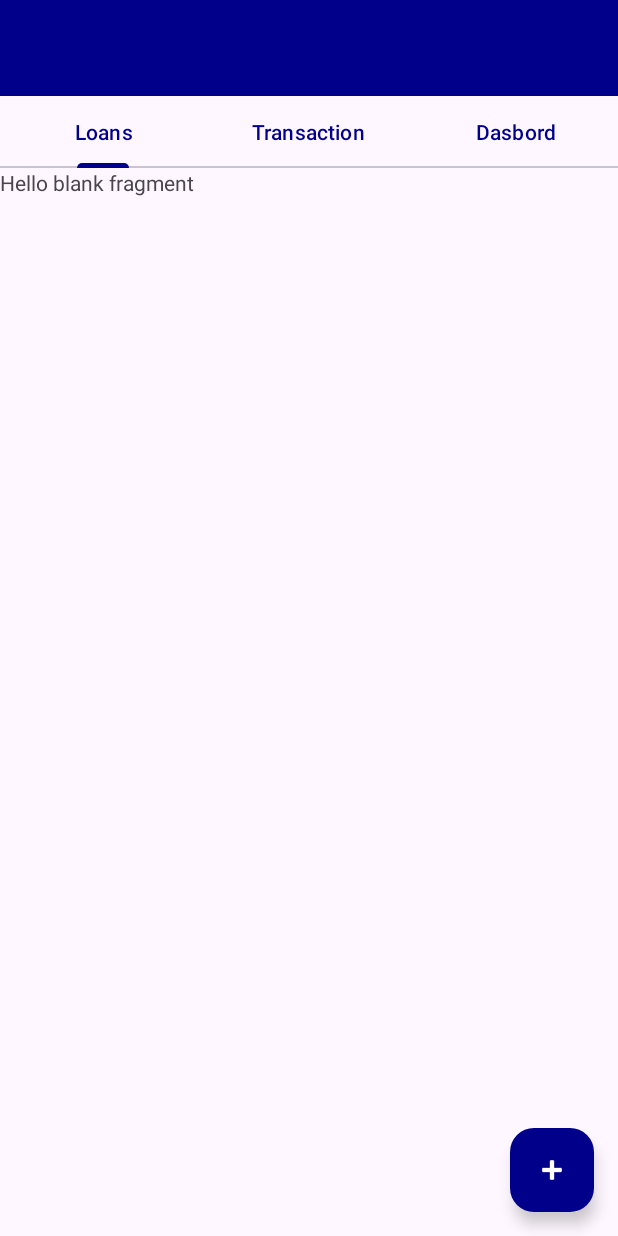
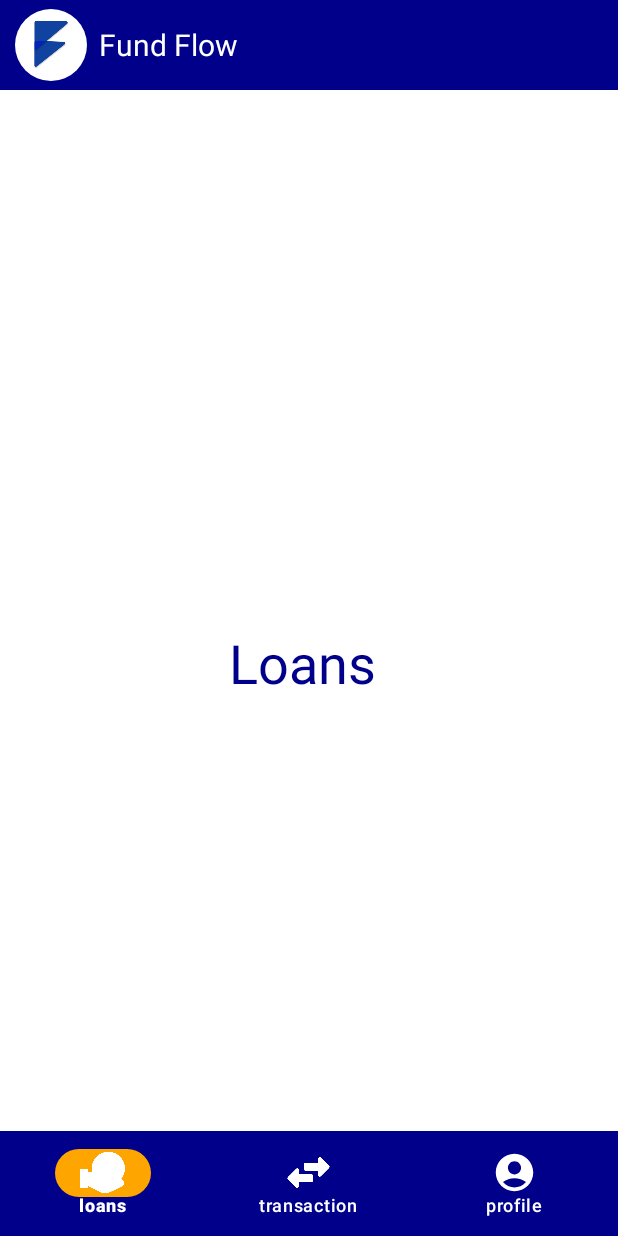
Before and after one commit to MayurJadhav1212/Mayuu, an Android app: the UserHomeActivity screen opened directly, with no data from a screen before it, on a phone screen of 412 x 824 dp. Run offline under Robolectric (Android 15) with nearby library versions, the phone set to English and light mode, and no system bars.

Commit message:
1 UserHomeActivity 2.profile,loans,transaction fragment

```diff
--- a/app/src/main/AndroidManifest.xml
+++ b/app/src/main/AndroidManifest.xml
@@ -11,7 +11,7 @@
         android:label="@string/app_name"
         android:roundIcon="@mipmap/ic_launcher_round"
         android:supportsRtl="true"
-        android:theme="@style/Theme.FundFlow"
+        android:theme="@style/Base.Theme.FundFlow"
         tools:targetApi="31">
 
         <activity
--- a/app/src/main/java/com/example/fundflow/UserHomeActivity.kt
+++ b/app/src/main/java/com/example/fundflow/UserHomeActivity.kt
@@ -1,79 +1,54 @@
-//package com.example.fundflow
-//
-//import android.os.Bundle
-//import androidx.activity.enableEdgeToEdge
-//import androidx.appcompat.app.AppCompatActivity
-//import androidx.core.view.ViewCompat
-//import androidx.core.view.WindowInsetsCompat
-//
-//class UserHomeActivity : AppCompatActivity() {
-//    override fun onCreate(savedInstanceState: Bundle?) {
-//        super.onCreate(savedInstanceState)
-//        enableEdgeToEdge()
-//        setContentView(R.layout.activity_user_home)
-//        ViewCompat.setOnApplyWindowInsetsListener(findViewById(R.id.main)) { v, insets ->
-//            val systemBars = insets.getInsets(WindowInsetsCompat.Type.systemBars())
-//            v.setPadding(systemBars.left, systemBars.top, systemBars.right, systemBars.bottom)
-//            insets
-//        }
-//    }
-//}
 package com.example.fundflow
 
 import android.os.Bundle
+import androidx.activity.enableEdgeToEdge
 import androidx.appcompat.app.AppCompatActivity
-import android.widget.Toast
+import androidx.core.view.ViewCompat
+import androidx.core.view.WindowInsetsCompat
 import androidx.fragment.app.Fragment
-import androidx.viewpager2.adapter.FragmentStateAdapter
-import androidx.viewpager2.widget.ViewPager2
-import com.google.android.material.floatingactionbutton.FloatingActionButton
-import com.google.android.material.tabs.TabLayout
-import com.google.android.material.tabs.TabLayoutMediator
+import com.google.android.material.bottomnavigation.BottomNavigationView
+
 
 class UserHomeActivity : AppCompatActivity() {
 
-    private lateinit var tabLayout: TabLayout
-    private lateinit var viewPager: ViewPager2
-    private lateinit var fab: FloatingActionButton
+    private  lateinit var bottomNavigationView: BottomNavigationView
 
     override fun onCreate(savedInstanceState: Bundle?) {
         super.onCreate(savedInstanceState)
-        setContentView(R.layout.activity_finance_home)
+        enableEdgeToEdge()
+        setContentView(R.layout.activity_user_home)
 
-        // Initializing Views
-        tabLayout = findViewById(R.id.tabLayout)
-        viewPager = findViewById(R.id.viewPager)
-        fab = findViewById(R.id.fab)
 
-        // Set up the ViewPager with the FragmentAdapter
-        viewPager.adapter = object : FragmentStateAdapter(this) {
-            override fun getItemCount(): Int = 3  // Three tabs: All, Received, Pending
-            override fun createFragment(position: Int): Fragment {
-                return when (position) {
-                    0 -> LoansFragment()     // All transactions
-                    1 -> TransactionFragment()  // Received transactions
-                    2 -> DashbordFragment()   // Pending transactions
-                    else -> AllFragment() // Default
+
+        bottomNavigationView= findViewById(R.id.bottom_navigation)
+
+        bottomNavigationView.setOnItemSelectedListener {  menuItem ->
+            when(menuItem.itemId){
+                R.id.bottom_loans ->{
+                    replaceFragment(LoansFragment())
+                    true
                 }
+                R.id.bottom_transaction ->{
+                    replaceFragment(TransactionFragment())
+                    true
+                }
+                R.id.bottom_profile ->{
+                    replaceFragment(ProfileFragment())
+                    true
+                }
+                else -> false
             }
         }
+replaceFragment(LoansFragment())
 
-        // Connecting the TabLayout with the ViewPager2
-        TabLayoutMediator(tabLayout, viewPager) { tab, position ->
-            when (position) {
-                0 -> tab.text = "Loans"
-                1 -> tab.text = "Transaction"
-                2 -> tab.text = "Dasbord"
-            }
-        }.attach()
+        ViewCompat.setOnApplyWindowInsetsListener(findViewById(R.id.main)) { v, insets ->
+            val systemBars = insets.getInsets(WindowInsetsCompat.Type.systemBars())
+            v.setPadding(systemBars.left, systemBars.top, systemBars.right, systemBars.bottom)
+            insets
+        }
 
-        // Handling Floating Action Button (FAB) click
-        fab.setOnClickListener {
-            when (viewPager.currentItem) {
-                0 -> Toast.makeText(this, "New Transaction", Toast.LENGTH_SHORT).show()
-                1 -> Toast.makeText(this, "Add Received Transaction", Toast.LENGTH_SHORT).show()
-                2 -> Toast.makeText(this, "Add Pending Transaction", Toast.LENGTH_SHORT).show()
-            }
-        }
+    }
+    private fun replaceFragment(fragment: Fragment){
+        supportFragmentManager.beginTransaction().replace(R.id.frame_container, fragment).commit()
     }
 }
--- /dev/null
+++ b/app/src/main/res/drawable/circular_shape.xml
@@ -0,0 +1,6 @@
+<?xml version="1.0" encoding="utf-8"?>
+    <shape xmlns:android="http://schemas.android.com/apk/res/android">
+        <solid android:color="@android:color/white" />
+        <size android:width="48dp" android:height="48dp" />
+        <corners android:radius="24dp" />
+    </shape>
--- a/app/src/main/res/layout/activity_user_home.xml
+++ b/app/src/main/res/layout/activity_user_home.xml
@@ -1,5 +1,6 @@
 <?xml version="1.0" encoding="utf-8"?>
-<androidx.constraintlayout.widget.ConstraintLayout xmlns:android="http://schemas.android.com/apk/res/android"
+<androidx.constraintlayout.widget.ConstraintLayout
+    xmlns:android="http://schemas.android.com/apk/res/android"
     xmlns:app="http://schemas.android.com/apk/res-auto"
     xmlns:tools="http://schemas.android.com/tools"
     android:id="@+id/main"
@@ -7,58 +8,73 @@
     android:layout_height="match_parent"
     tools:context=".UserHomeActivity">
 
+    <com.google.android.material.appbar.AppBarLayout
+        android:id="@+id/appBarLayout2"
+        android:layout_width="match_parent"
+        android:layout_height="wrap_content"
+        android:background="@color/blue"
+        tools:ignore="MissingConstraints">
 
-    <com.google.android.material.appbar.AppBarLayout
-        android:id="@+id/appBarLayout"
-        android:layout_width="0dp"
-        android:layout_height="wrap_content"
-        app:layout_constraintTop_toTopOf="parent"
-        app:layout_constraintStart_toStartOf="parent"
-        app:layout_constraintEnd_toEndOf="parent">
-
-        <!-- Toolbar -->
-        <androidx.appcompat.widget.Toolbar
+        <com.google.android.material.appbar.MaterialToolbar
             android:id="@+id/toolbar"
             android:layout_width="match_parent"
-            android:layout_height="?attr/actionBarSize"
-            android:background="@color/blue"
-            android:title="Fund Flow"
-            app:popupTheme="@style/ThemeOverlay.MaterialComponents.Dark" />
+            android:layout_height="60dp"
+            app:titleTextColor="@color/blue"
+            app:contentInsetStart="10dp"
+            app:contentInsetLeft="0dp"
+            app:contentInsetRight="0dp"
+            app:contentInsetEnd="0dp">
 
-        <!-- TabLayout for Chats, Status, Calls -->
-        <com.google.android.material.tabs.TabLayout
-            android:id="@+id/tabLayout"
-            android:layout_width="match_parent"
-            android:layout_height="wrap_content"
-            app:tabIndicatorColor="@color/blue"
-            app:tabSelectedTextColor="@color/blue"
-            app:tabTextColor="@color/blue" />
+            <LinearLayout
+                android:layout_width="match_parent"
+                android:layout_height="match_parent"
+                android:gravity="center_vertical"
+                android:orientation="horizontal"
+                app:popupTheme="@color/blue">
+
+                <ImageView
+                    android:id="@+id/logoImageView"
+                    android:layout_width="48dp"
+                    android:layout_height="48dp"
+                    android:src="@drawable/main"
+                    android:padding="8dp"
+                    android:background="@drawable/circular_shape"
+                    android:scaleType="fitCenter" />
+
+                <TextView
+                    android:layout_width="wrap_content"
+                    android:layout_height="wrap_content"
+                    android:text="Fund Flow"
+                    android:textColor="@android:color/white"
+                    android:layout_marginStart="8dp"
+                    android:textSize="20sp" />
+            </LinearLayout>
+
+        </com.google.android.material.appbar.MaterialToolbar>
 
     </com.google.android.material.appbar.AppBarLayout>
 
-    <!-- ViewPager2 for holding the fragments -->
-    <androidx.viewpager2.widget.ViewPager2
-        android:id="@+id/viewPager"
-        android:layout_width="0dp"
+    <FrameLayout
+        android:id="@+id/frame_container"
+        android:layout_width="match_parent"
         android:layout_height="0dp"
-        app:layout_constraintTop_toBottomOf="@id/appBarLayout"
-        app:layout_constraintBottom_toTopOf="@id/fab"
+        app:layout_constraintTop_toBottomOf="@id/appBarLayout2"
+        app:layout_constraintBottom_toBottomOf="parent"
+
+        android:background="@color/white"/>
+
+    <com.google.android.material.bottomnavigation.BottomNavigationView
+        android:layout_width="match_parent"
+        android:layout_height="70dp"
+        android:id="@+id/bottom_navigation"
         app:layout_constraintStart_toStartOf="parent"
-        app:layout_constraintEnd_toEndOf="parent" />
-
-    <!-- Floating Action Button (FAB) -->
-    <com.google.android.material.floatingactionbutton.FloatingActionButton
-        android:id="@+id/fab"
-        android:layout_width="wrap_content"
-        android:layout_height="wrap_content"
-        android:layout_margin="16dp"
-        android:src="@android:drawable/ic_input_add"
+        app:layout_constraintEnd_toEndOf="parent"
         app:layout_constraintBottom_toBottomOf="parent"
-        app:layout_constraintEnd_toEndOf="parent"
-        app:backgroundTint="@color/blue"
-        app:tint="@android:color/white" />
-
-
-
+        app:menu="@menu/bottom_menu"
+        android:background="@color/blue"
+        app:itemIconTint="@color/white"
+        app:itemTextColor="@color/white"
+        app:itemIconSize="30dp"
+        app:itemActiveIndicatorStyle="@style/App.Custom.Indicator" />
 
 </androidx.constraintlayout.widget.ConstraintLayout>
--- a/app/src/main/res/layout/fragment_loans.xml
+++ b/app/src/main/res/layout/fragment_loans.xml
@@ -9,6 +9,9 @@
     <TextView
         android:layout_width="match_parent"
         android:layout_height="match_parent"
-        android:text="@string/hello_blank_fragment" />
+        android:text="Loans "
+        android:gravity="center"
+        android:textSize="36sp"
+        android:textColor="@color/blue"/>
 
 </FrameLayout>
--- a/app/src/main/res/layout/fragment_transaction.xml
+++ b/app/src/main/res/layout/fragment_transaction.xml
@@ -9,6 +9,9 @@
     <TextView
         android:layout_width="match_parent"
         android:layout_height="match_parent"
-        android:text="@string/hello_blank_fragment" />
+        android:text="Transaction "
+        android:gravity="center"
+        android:textSize="36sp"
+        android:textColor="@color/blue"/>
 
 </FrameLayout>
--- /dev/null
+++ b/app/src/main/res/menu/bottom_menu.xml
@@ -0,0 +1,16 @@
+<?xml version="1.0" encoding="utf-8"?>
+<menu xmlns:android="http://schemas.android.com/apk/res/android">
+<item
+    android:id="@+id/bottom_loans"
+    android:title="loans"
+    android:icon="@drawable/loan"/>
+    <item
+    android:id="@+id/bottom_transaction"
+    android:title="transaction"
+    android:icon="@drawable/transaction"/>
+    <item
+    android:id="@+id/bottom_profile"
+    android:title="profile"
+    android:icon="@drawable/baseline_account_circle_24"/>
+
+</menu>
--- a/app/src/main/res/values/colors.xml
+++ b/app/src/main/res/values/colors.xml
@@ -4,4 +4,6 @@
     <color name="white">#FFFFFFFF</color>
     <color name="blue">#00008B</color>
     <color name="light_blue">#C4E4FF</color>
+
+
 </resources>
--- a/app/src/main/res/values/themes.xml
+++ b/app/src/main/res/values/themes.xml
@@ -1,10 +1,14 @@
 <resources xmlns:tools="http://schemas.android.com/tools">
-    <!-- Base application theme. -->
+
     <style name="Base.Theme.FundFlow" parent="Theme.Material3.DayNight.NoActionBar">
-        <!-- Customize your light theme here. -->
-        <!-- <item name="colorPrimary">@color/my_light_primary</item> -->
         <item name="colorPrimary">@color/blue</item>
+        <item name="colorPrimaryVariant">@color/blue</item>
+        <item name="android:statusBarColor">@color/blue</item>
     </style>
 
-    <style name="Theme.FundFlow" parent="Base.Theme.FundFlow" />
+    <style name="App.Custom.Indicator" parent="Widget.Material3.BottomNavigationView.ActiveIndicator">
+        <item name="android:color">#FFA500</item>
+    </style>
+
+
 </resources>
```
Also changed, not shown: app/src/main/java/com/example/fundflow/ProfileFragment.kt (renamed from app/src/main/java/com/example/fundflow/DashbordFragment.kt, +5 -5 lines), app/src/main/res/drawable/logo_with_background.xml (added, +18 -0 lines), app/src/main/res/layout/fragment_profile.xml (renamed from app/src/main/res/layout/fragment_dashbord.xml, +5 -2 lines), app/src/main/res/drawable/loan.png (added), app/src/main/res/drawable/transaction.png (added).
